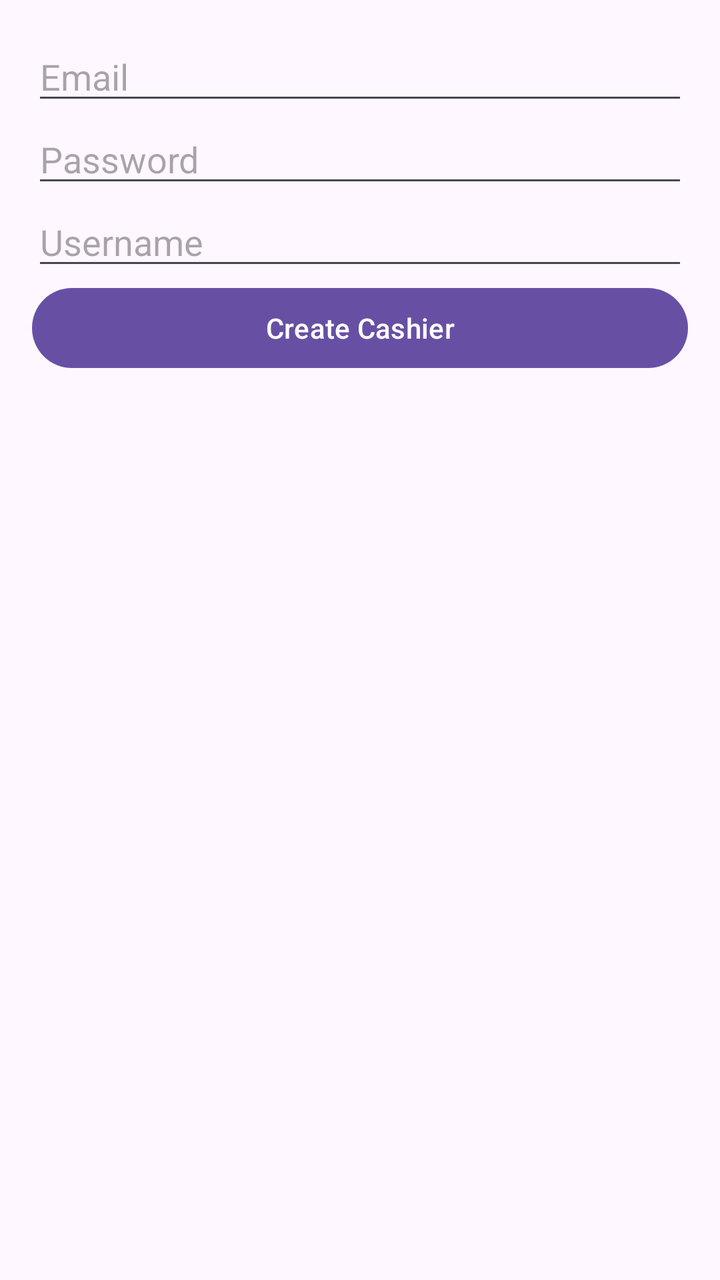
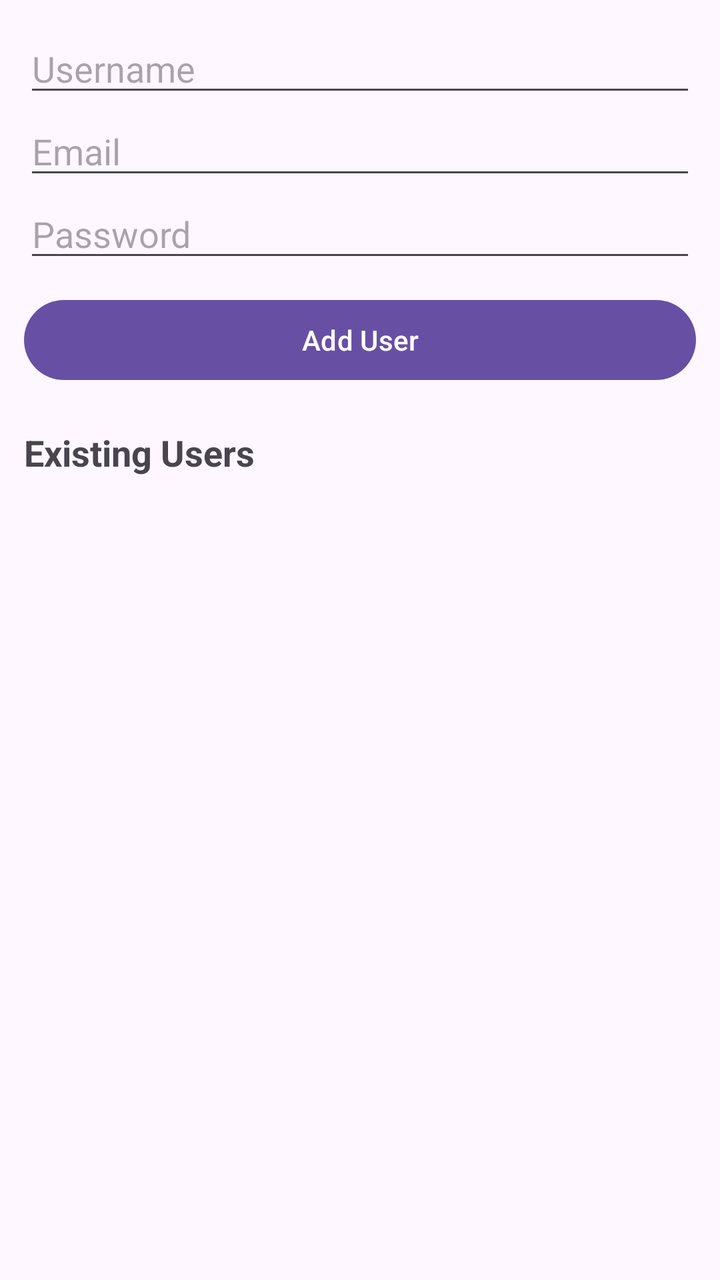

The first picture is an Android layout as it rendered before a commit; the second is the same layout after the commit. The layout source and the unified diff follow.
<!-- AndroidManifest.xml: application theme Theme._10 -->
<!-- res/layout/activity_admin_users.xml -->
<?xml version="1.0" encoding="utf-8"?>
<LinearLayout
    xmlns:android="http://schemas.android.com/apk/res/android"
    android:layout_width="match_parent"
    android:layout_height="match_parent"
    android:orientation="vertical"
    android:padding="16dp">

    <EditText
        android:id="@+id/etEmail"
        android:hint="Email"
        android:layout_width="match_parent"
        android:layout_height="wrap_content"
        android:inputType="textEmailAddress"/>

    <EditText
        android:id="@+id/etPassword"
        android:hint="Password"
        android:layout_width="match_parent"
        android:layout_height="wrap_content"/>

    <EditText
        android:id="@+id/etUsername"
        android:hint="Username"
        android:layout_width="match_parent"
        android:layout_height="wrap_content"/>

    <Button
        android:id="@+id/btnCreateUser"
        android:text="Create Cashier"
        android:layout_width="match_parent"
        android:layout_height="wrap_content"/>

</LinearLayout>
<!-- resources referenced by this layout -->
<resources>
  <style name="Theme._10" parent="Base.Theme._10" />
  <style name="Base.Theme._10" parent="Theme.Material3.DayNight.NoActionBar">
          
          
      </style>
</resources>

<!-- the commit's change to res/layout/activity_admin_users.xml (unified diff, before → after) -->
@@ -1,34 +1,51 @@
-<?xml version="1.0" encoding="utf-8"?>
 <LinearLayout
     xmlns:android="http://schemas.android.com/apk/res/android"
     android:layout_width="match_parent"
     android:layout_height="match_parent"
     android:orientation="vertical"
-    android:padding="16dp">
+    android:padding="12dp">
+
+    
+    <EditText
+        android:id="@+id/etUsername"
+        android:layout_width="match_parent"
+        android:layout_height="wrap_content"
+        android:hint="Username"/>
 
     <EditText
         android:id="@+id/etEmail"
-        android:hint="Email"
         android:layout_width="match_parent"
         android:layout_height="wrap_content"
-        android:inputType="textEmailAddress"/>
+        android:hint="Email"/>
 
     <EditText
         android:id="@+id/etPassword"
-        android:hint="Password"
         android:layout_width="match_parent"
-        android:layout_height="wrap_content"/>
+        android:layout_height="wrap_content"
+        android:hint="Password"/>
 
-    <EditText
-        android:id="@+id/etUsername"
-        android:hint="Username"
-        android:layout_width="match_parent"
-        android:layout_height="wrap_content"/>
-
+    
     <Button
         android:id="@+id/btnCreateUser"
-        android:text="Create Cashier"
         android:layout_width="match_parent"
-        android:layout_height="wrap_content"/>
+        android:layout_height="wrap_content"
+        android:text="Add User"
+        android:layout_marginTop="10dp"/>
 
+    
+    <TextView
+        android:layout_width="wrap_content"
+        android:layout_height="wrap_content"
+        android:text="Existing Users"
+        android:textStyle="bold"
+        android:textSize="18sp"
+        android:layout_marginTop="20dp"
+        android:layout_marginBottom="10dp"/>
+
+    
+    <androidx.recyclerview.widget.RecyclerView
+        android:id="@+id/recyclerUsers"
+        android:layout_width="match_parent"
+        android:layout_height="0dp"
+        android:layout_weight="1"/>
 </LinearLayout>
